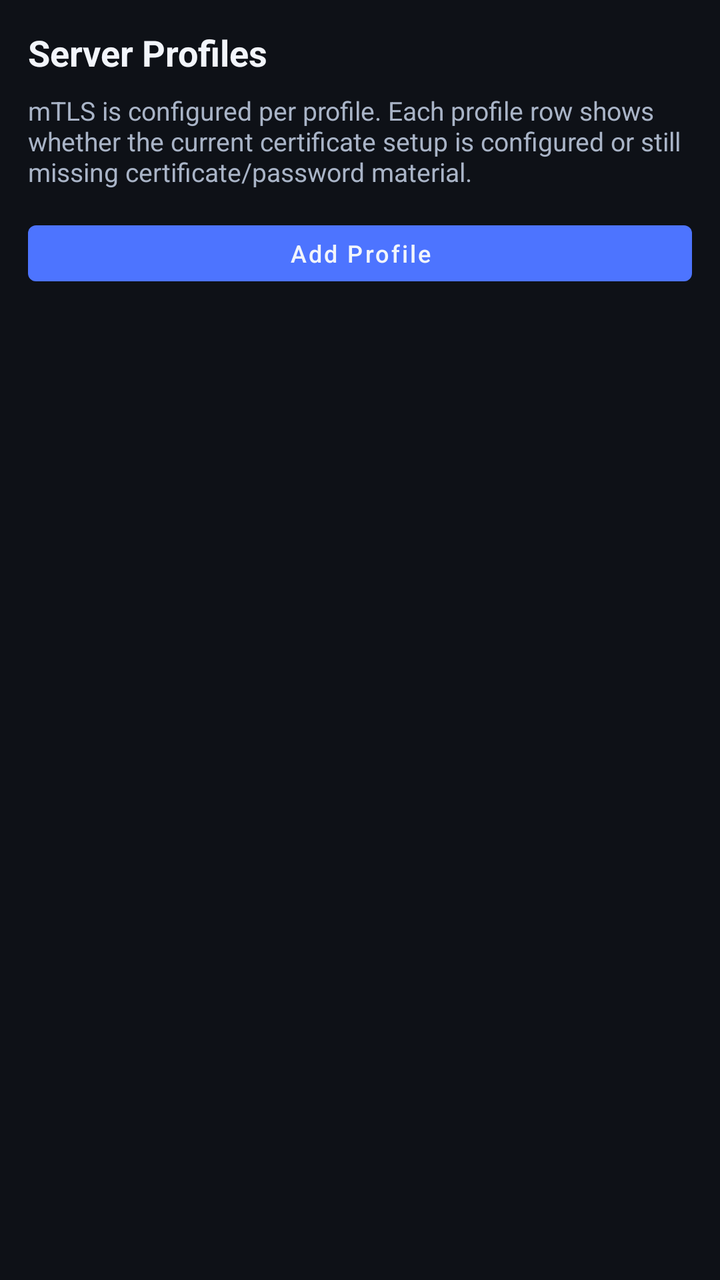
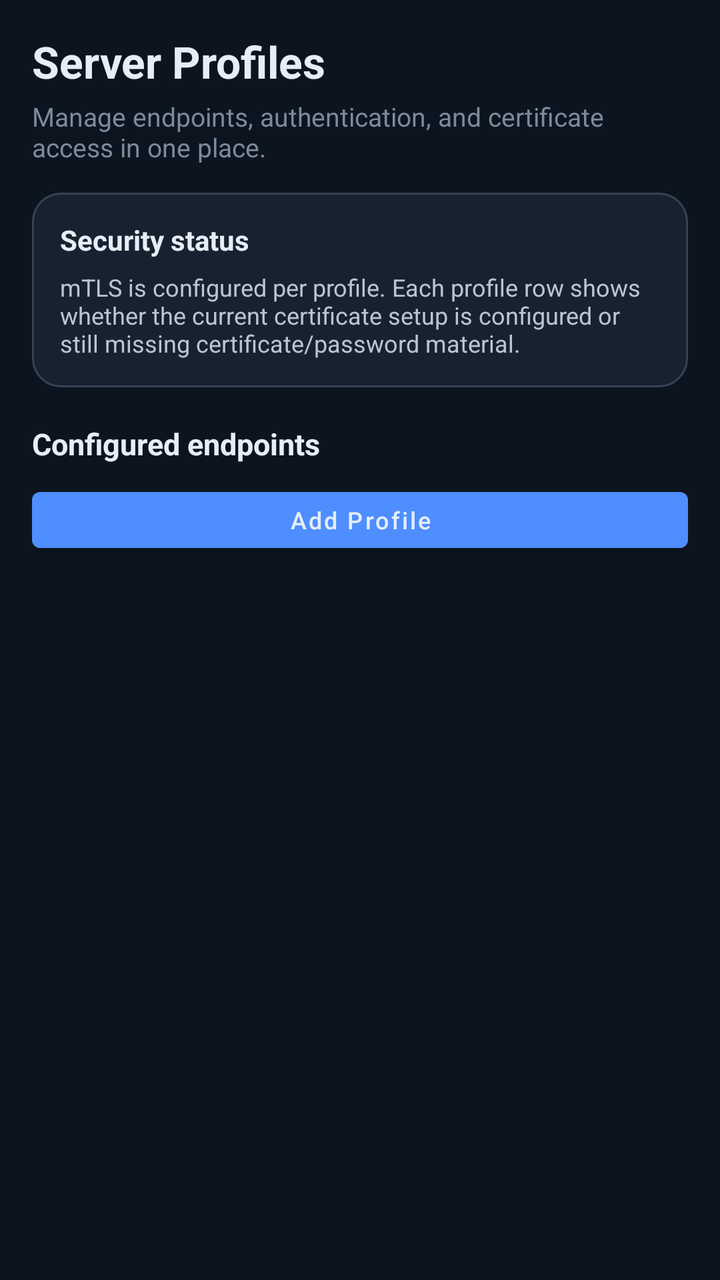

Two renders of the same Android screen: before a commit and after it. Below are the layout's source before the change and the commit's diff.
<!-- AndroidManifest.xml: activity theme AppTheme.Shell -->
<!-- res/layout/fragment_settings.xml -->
<?xml version="1.0" encoding="utf-8"?>
<LinearLayout xmlns:android="http://schemas.android.com/apk/res/android"
    android:layout_width="match_parent"
    android:layout_height="match_parent"
    android:background="@color/sessions_bg"
    android:orientation="vertical"
    android:padding="14dp">

    <TextView
        android:id="@+id/settings_title"
        android:layout_width="match_parent"
        android:layout_height="wrap_content"
        android:text="@string/settings_profiles_title"
        android:textColor="@color/sessions_text_primary"
        android:textSize="18sp"
        android:textStyle="bold" />

    <TextView
        android:id="@+id/settings_mtls_status"
        android:layout_width="match_parent"
        android:layout_height="wrap_content"
        android:layout_marginTop="8dp"
        android:text="@string/settings_mtls_status_runtime"
        android:textColor="@color/sessions_text_secondary"
        android:textSize="13sp" />

    <TextView
        android:id="@+id/settings_insecure_transport_warning"
        android:layout_width="match_parent"
        android:layout_height="wrap_content"
        android:layout_marginTop="6dp"
        android:textColor="@color/sessions_error"
        android:textSize="12sp"
        android:visibility="gone" />

    <com.google.android.material.button.MaterialButton
        android:id="@+id/btn_add_profile"
        style="@style/Widget.TermLink.SettingsButton.Primary"
        android:layout_width="match_parent"
        android:layout_marginTop="12dp"
        android:text="@string/settings_add_profile" />

    <ScrollView
        android:layout_width="match_parent"
        android:layout_height="0dp"
        android:layout_marginTop="10dp"
        android:layout_weight="1">

        <LinearLayout
            android:id="@+id/profiles_container"
            android:layout_width="match_parent"
            android:layout_height="wrap_content"
            android:orientation="vertical"
            android:paddingBottom="8dp" />
    </ScrollView>
</LinearLayout>
<!-- resources referenced by this layout -->
<resources>
  <color name="sessions_bg">#0E1117</color>
  <color name="sessions_error">#FF7B7B</color>
  <color name="sessions_text_primary">#F2F5FB</color>
  <color name="sessions_text_secondary">#A9B4C7</color>
  <string name="settings_add_profile">Add Profile</string>
  <string name="settings_mtls_status_runtime">mTLS is configured per profile. Each profile row shows whether the current certificate setup is configured or still missing certificate/password material.</string>
  <string name="settings_profiles_title">Server Profiles</string>
  <style name="Widget.TermLink.SettingsButton.Primary" parent="Widget.MaterialComponents.Button">
          <item name="android:layout_height">40dp</item>
          <item name="android:minHeight">40dp</item>
          <item name="android:minWidth">88dp</item>
          <item name="android:textAllCaps">false</item>
          <item name="android:textSize">12sp</item>
          <item name="backgroundTint">@color/sessions_primary</item>
          <item name="android:textColor">@color/sessions_text_primary</item>
      </style>
  <style name="AppTheme.Shell" parent="Theme.MaterialComponents.DayNight.NoActionBar">
          <item name="colorPrimary">@color/colorPrimary</item>
          <item name="colorPrimaryDark">@color/colorPrimaryDark</item>
          <item name="colorAccent">@color/colorAccent</item>
      </style>
  <color name="sessions_primary">#4D74FF</color>
</resources>

<!-- the commit's change to res/layout/fragment_settings.xml (unified diff, before → after) -->
@@ -4,7 +4,10 @@
     android:layout_height="match_parent"
     android:background="@color/sessions_bg"
     android:orientation="vertical"
-    android:padding="14dp">
+    android:paddingStart="16dp"
+    android:paddingTop="16dp"
+    android:paddingEnd="16dp"
+    android:paddingBottom="10dp">
 
     <TextView
         android:id="@+id/settings_title"
@@ -12,32 +15,66 @@
         android:layout_height="wrap_content"
         android:text="@string/settings_profiles_title"
         android:textColor="@color/sessions_text_primary"
-        android:textSize="18sp"
+        android:textSize="22sp"
         android:textStyle="bold" />
 
     <TextView
-        android:id="@+id/settings_mtls_status"
         android:layout_width="match_parent"
         android:layout_height="wrap_content"
-        android:layout_marginTop="8dp"
-        android:text="@string/settings_mtls_status_runtime"
-        android:textColor="@color/sessions_text_secondary"
+        android:layout_marginTop="4dp"
+        android:text="@string/settings_profiles_subtitle"
+        android:textColor="@color/sessions_text_muted"
         android:textSize="13sp" />
 
-    <TextView
-        android:id="@+id/settings_insecure_transport_warning"
+    <LinearLayout
         android:layout_width="match_parent"
         android:layout_height="wrap_content"
-        android:layout_marginTop="6dp"
-        android:textColor="@color/sessions_error"
-        android:textSize="12sp"
-        android:visibility="gone" />
+        android:layout_marginTop="14dp"
+        android:background="@drawable/bg_settings_surface_card"
+        android:orientation="vertical"
+        android:padding="14dp">
+
+        <TextView
+            android:layout_width="match_parent"
+            android:layout_height="wrap_content"
+            android:text="@string/settings_security_section"
+            android:textColor="@color/sessions_text_primary"
+            android:textSize="14sp"
+            android:textStyle="bold" />
+
+        <TextView
+            android:id="@+id/settings_mtls_status"
+            android:layout_width="match_parent"
+            android:layout_height="wrap_content"
+            android:layout_marginTop="6dp"
+            android:text="@string/settings_mtls_status_runtime"
+            android:textColor="@color/sessions_text_secondary"
+            android:textSize="12sp" />
+
+        <TextView
+            android:id="@+id/settings_insecure_transport_warning"
+            android:layout_width="match_parent"
+            android:layout_height="wrap_content"
+            android:layout_marginTop="8dp"
+            android:textColor="@color/sessions_error"
+            android:textSize="12sp"
+            android:visibility="gone" />
+    </LinearLayout>
+
+    <TextView
+        android:layout_width="match_parent"
+        android:layout_height="wrap_content"
+        android:layout_marginTop="18dp"
+        android:text="@string/settings_profiles_section"
+        android:textColor="@color/sessions_text_primary"
+        android:textSize="15sp"
+        android:textStyle="bold" />
 
     <com.google.android.material.button.MaterialButton
         android:id="@+id/btn_add_profile"
         style="@style/Widget.TermLink.SettingsButton.Primary"
         android:layout_width="match_parent"
-        android:layout_marginTop="12dp"
+        android:layout_marginTop="8dp"
         android:text="@string/settings_add_profile" />
 
     <ScrollView
<!-- resource entries referenced after the edit -->
@@ -1,12 +1,25 @@
 <!-- resources referenced by this layout -->
 <resources>
-  <color name="sessions_bg">#0E1117</color>
-  <color name="sessions_error">#FF7B7B</color>
-  <color name="sessions_text_primary">#F2F5FB</color>
-  <color name="sessions_text_secondary">#A9B4C7</color>
+  <color name="sessions_bg">#0C151F</color>
+  <color name="sessions_error">#FF7B72</color>
+  <color name="sessions_text_muted">#7D8A9B</color>
+  <color name="sessions_text_primary">#E7EDF6</color>
+  <color name="sessions_text_secondary">#B9C5D4</color>
+  <!-- drawable bg_settings_surface_card (drawable) -->
+  <?xml version="1.0" encoding="utf-8"?>
+  <shape xmlns:android="http://schemas.android.com/apk/res/android" android:shape="rectangle">
+      <solid android:color="@color/sessions_surface" />
+      <stroke
+          android:width="1dp"
+          android:color="@color/sessions_card_stroke" />
+      <corners android:radius="14dp" />
+  </shape>
   <string name="settings_add_profile">Add Profile</string>
   <string name="settings_mtls_status_runtime">mTLS is configured per profile. Each profile row shows whether the current certificate setup is configured or still missing certificate/password material.</string>
+  <string name="settings_profiles_section">Configured endpoints</string>
+  <string name="settings_profiles_subtitle">Manage endpoints, authentication, and certificate access in one place.</string>
   <string name="settings_profiles_title">Server Profiles</string>
+  <string name="settings_security_section">Security status</string>
   <style name="Widget.TermLink.SettingsButton.Primary" parent="Widget.MaterialComponents.Button">
           <item name="android:layout_height">40dp</item>
           <item name="android:minHeight">40dp</item>
@@ -21,6 +34,8 @@
           <item name="colorPrimaryDark">@color/colorPrimaryDark</item>
           <item name="colorAccent">@color/colorAccent</item>
       </style>
-  <color name="sessions_primary">#4D74FF</color>
+  <color name="sessions_surface">#172230</color>
+  <color name="sessions_card_stroke">#344354</color>
+  <color name="sessions_primary">#4E8EFF</color>
 </resources>
 
